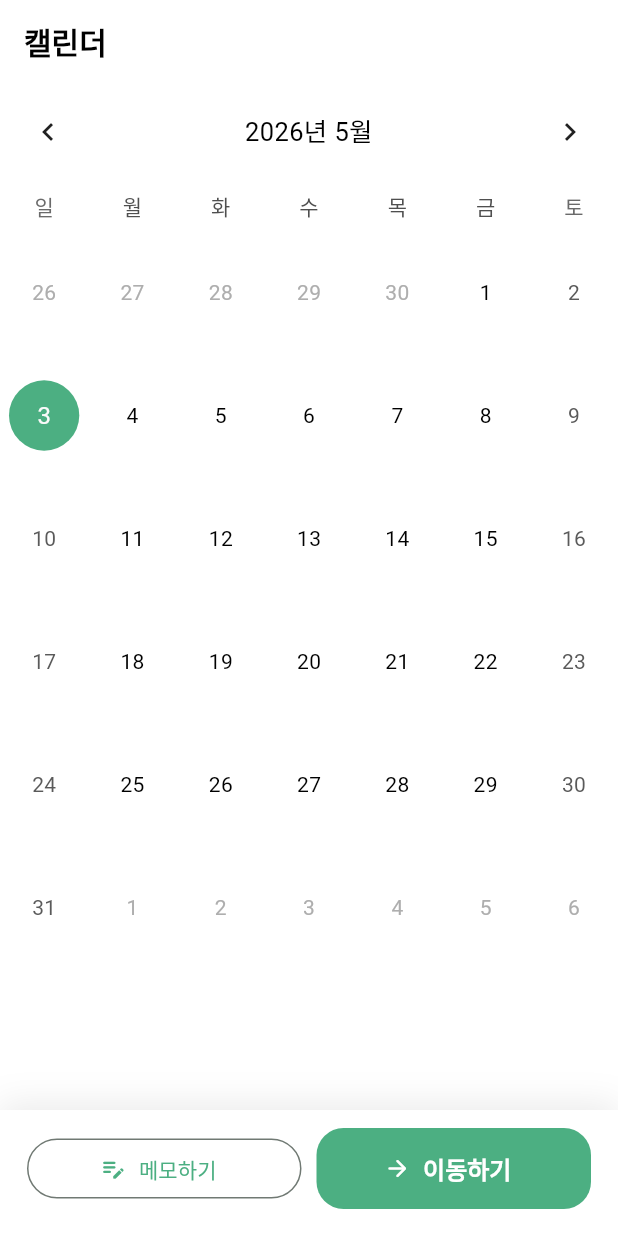
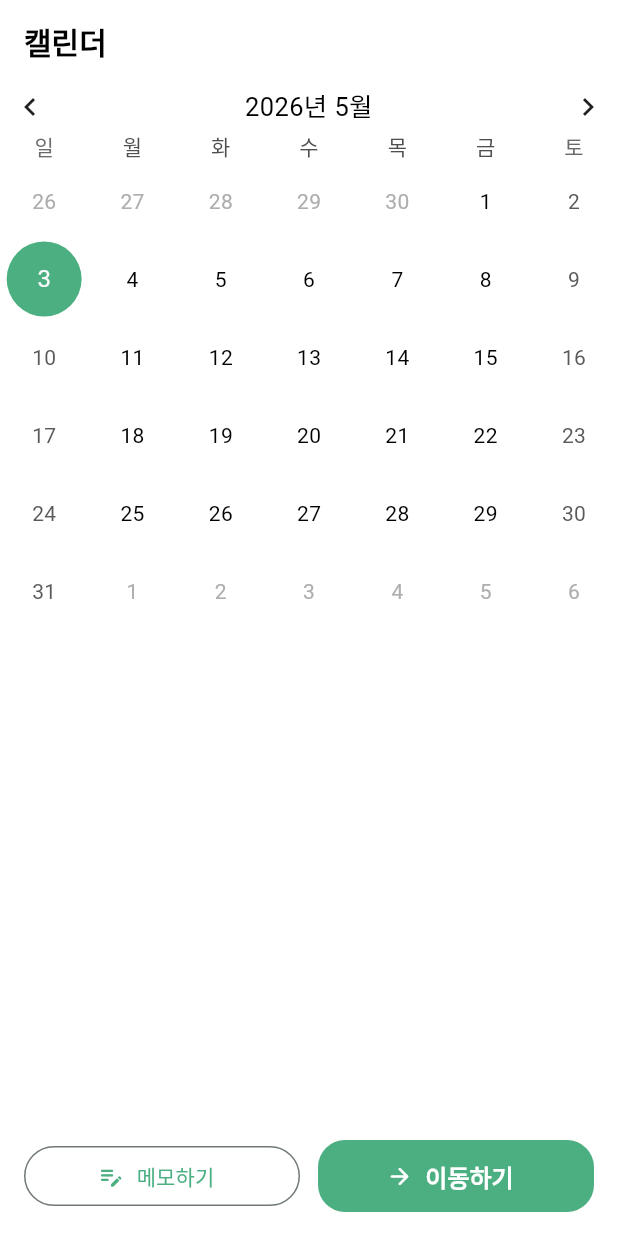
Before and after one commit to hosan07/medamProject, a Flutter app: the CalendarScreen screen opened by its route, on a phone screen of 412 x 824 dp. Run offline on Flutter 3.47's test engine with Material 3 defaults, Android fonts, the phone set to English and light mode, and no system bars; drawn by our look-alikes of table_calendar; our stand-ins replace cloud_firestore, firebase_auth, firebase_core, firebase_remote_config, firebase_storage, flutter_riverpod and 9 more; accounts and stored records are empty; Roboto replaces fonts that are missing (Pretendard).

Commit message:
fix: prevent calendar locale and layout overflow

```diff
--- a/lib/features/home/screens/calendar_screen.dart
+++ b/lib/features/home/screens/calendar_screen.dart
@@ -47,13 +47,19 @@ class _CalendarScreenState extends ConsumerState<CalendarScreen> {
                   selectedDayPredicate: (day) => isSameDay(_selectedDay, day),
                   calendarFormat: CalendarFormat.month,
                   availableCalendarFormats: const {CalendarFormat.month: '월'},
-                  rowHeight: _calendarRowHeight(context),
-                  daysOfWeekHeight: 34,
+                  shouldFillViewport: true,
+                  daysOfWeekHeight: 22,
                   headerStyle: const HeaderStyle(
                     titleCentered: true,
                     formatButtonVisible: false,
+                    headerPadding: EdgeInsets.symmetric(vertical: 2),
+                    leftChevronPadding: EdgeInsets.zero,
+                    rightChevronPadding: EdgeInsets.zero,
                   ),
                   calendarStyle: CalendarStyle(
+                    cellMargin: const EdgeInsets.all(1),
+                    cellPadding: EdgeInsets.zero,
+                    markerMargin: EdgeInsets.zero,
                     todayDecoration: BoxDecoration(
                       color: Theme.of(
                         context,
@@ -83,7 +89,7 @@ class _CalendarScreenState extends ConsumerState<CalendarScreen> {
                         return null;
                       }
                       return Positioned(
-                        bottom: 8,
+                        bottom: 4,
                         child: Row(
                           mainAxisSize: MainAxisSize.min,
                           children: [
@@ -95,7 +101,7 @@ class _CalendarScreenState extends ConsumerState<CalendarScreen> {
                             if (hasMemo)
                               Icon(
                                 Icons.edit_note_rounded,
-                                size: 14,
+                                size: 12,
                                 color: Theme.of(context).colorScheme.secondary,
                               ),
                           ],
@@ -108,15 +114,18 @@ class _CalendarScreenState extends ConsumerState<CalendarScreen> {
                 error: (error, _) => Center(child: Text(error.toString())),
               ),
             ),
-            AnimatedSwitcher(
-              duration: const Duration(milliseconds: 180),
+            SafeArea(
+              top: false,
+              child: Padding(
+                padding: const EdgeInsets.all(16),
                 child: selectedDay == null
-                  ? const SizedBox.shrink()
+                    ? const SizedBox(height: 48)
                     : _CalendarActions(
                         selectedDay: selectedDay,
                         onMemo: () => _showMemoSheet(selectedDay),
                         onMove: () => context.push(
                           '/daily-detail?date=${_dateKey(selectedDay)}',
+                        ),
                       ),
               ),
             ),
@@ -217,17 +226,6 @@ class _CalendarScreenState extends ConsumerState<CalendarScreen> {
     }
   }
 
-  double _calendarRowHeight(BuildContext context) {
-    final height = MediaQuery.sizeOf(context).height;
-    if (height >= 1000) {
-      return 104;
-    }
-    if (height >= 820) {
-      return 82;
-    }
-    return 62;
-  }
-
   String _dateKey(DateTime date) => DateFormat('yyyy-MM-dd').format(date);
 }
 
@@ -244,19 +242,9 @@ class _CalendarActions extends StatelessWidget {
 
   @override
   Widget build(BuildContext context) {
-    return Container(
+    return SizedBox(
       key: ValueKey(selectedDay),
-      padding: const EdgeInsets.fromLTRB(18, 12, 18, 18),
-      decoration: BoxDecoration(
-        color: Theme.of(context).scaffoldBackgroundColor,
-        boxShadow: [
-          BoxShadow(
-            color: Colors.black.withValues(alpha: 0.08),
-            blurRadius: 18,
-            offset: const Offset(0, -4),
-          ),
-        ],
-      ),
+      height: 48,
       child: Row(
         children: [
           Expanded(
@@ -266,7 +254,7 @@ class _CalendarActions extends StatelessWidget {
               label: const Text('메모하기'),
             ),
           ),
-          const SizedBox(width: 10),
+          const SizedBox(width: 12),
           Expanded(
             child: FilledButton.icon(
               onPressed: onMove,
--- a/lib/main.dart
+++ b/lib/main.dart
@@ -1,6 +1,7 @@
 import 'package:firebase_core/firebase_core.dart';
 import 'package:flutter/material.dart';
 import 'package:flutter_riverpod/flutter_riverpod.dart';
+import 'package:intl/date_symbol_data_local.dart';
 
 import 'app/app.dart';
 import 'core/ads/ad_manager.dart';
@@ -11,6 +12,7 @@ Future<void> main() async {
 
   // Firebase 기반 기능(Auth, Firestore, Analytics 등)을 앱 시작 전에 준비합니다.
   await Firebase.initializeApp(options: DefaultFirebaseOptions.currentPlatform);
+  await initializeDateFormatting('ko_KR', null);
   await AdManager.initialize();
   AdManager.instance.initInterstitialAd();
 
```
Lines whose indentation alone changed are shown as unchanged.
